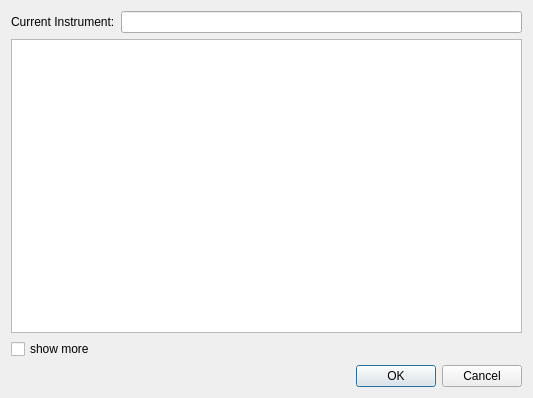
This is mscore/mscore/selectinstr.ui in musescore/musescore-old as Qt 5 draws it before an edit. The edited form follows.
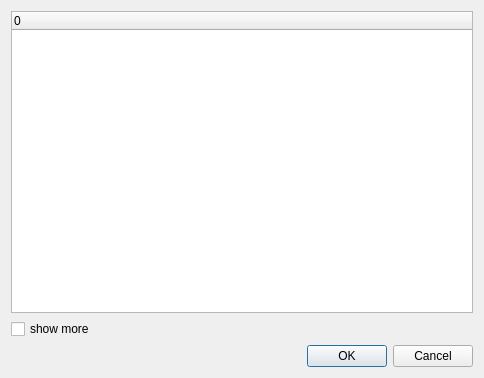
This is the edited form.

The edit to the form file:
```diff
--- a/mscore/mscore/selectinstr.ui
+++ b/mscore/mscore/selectinstr.ui
@@ -6,43 +6,16 @@
    <rect>
     <x>0</x>
     <y>0</y>
-    <width>533</width>
-    <height>398</height>
+    <width>484</width>
+    <height>378</height>
    </rect>
   </property>
   <property name="windowTitle">
    <string>MuseScore: Select Instrument</string>
   </property>
   <layout class="QVBoxLayout" name="verticalLayout">
-   <item>
-    <layout class="QHBoxLayout" name="horizontalLayout">
-     <item>
-      <widget class="QLabel" name="label_4">
-       <property name="sizePolicy">
-        <sizepolicy hsizetype="Fixed" vsizetype="Fixed">
-         <horstretch>0</horstretch>
-         <verstretch>0</verstretch>
-        </sizepolicy>
-       </property>
-       <property name="text">
-        <string>Current Instrument:</string>
-       </property>
-      </widget>
-     </item>
-     <item>
-      <widget class="QLineEdit" name="currentInstrument">
-       <property name="readOnly">
-        <bool>true</bool>
-       </property>
-      </widget>
-     </item>
-    </layout>
-   </item>
    <item>
     <widget class="QTreeWidget" name="instrumentList">
-     <attribute name="headerVisible">
-      <bool>false</bool>
-     </attribute>
      <column>
       <property name="text">
        <string>0</string>
```
Left out of the diff: 4 changed lines with no effect on the pictures.
